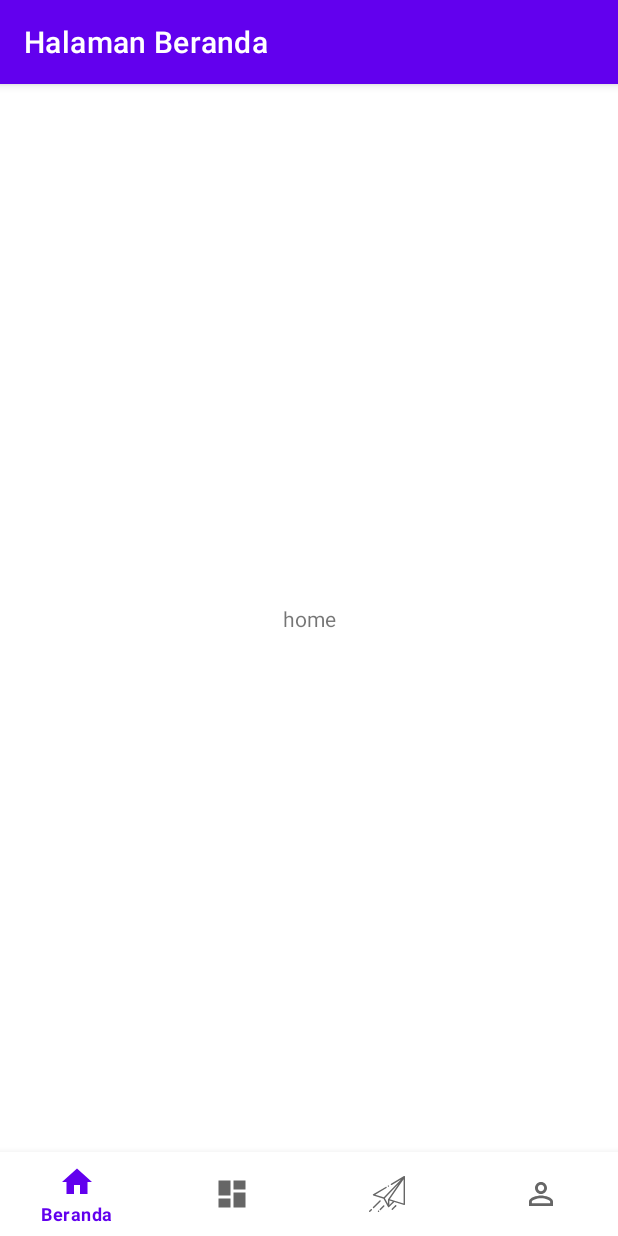
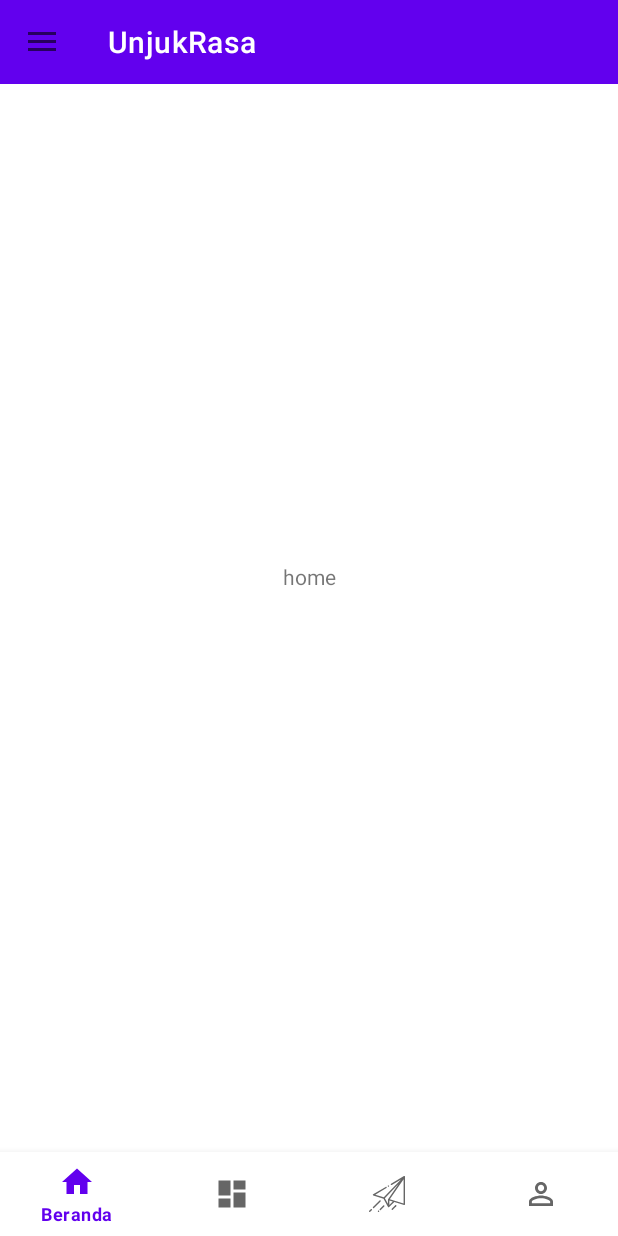
Before and after one commit to eldon922/UnjukRasa, an Android app: the screen it shows after launch (MainActivity), on a phone screen of 412 x 824 dp. Run offline under Robolectric (Android 15) with nearby library versions, the phone set to English and light mode, and no system bars; our stand-ins replace navigation-ui.

Commit message:
navigation drawer

```diff
--- a/app/build.gradle
+++ b/app/build.gradle
@@ -45,8 +45,8 @@ dependencies {
     implementation 'com.google.android.material:material:1.3.0'
     implementation 'androidx.constraintlayout:constraintlayout:2.0.4'
 
-    implementation 'androidx.navigation:navigation-fragment-ktx:2.3.3'
-    implementation 'androidx.navigation:navigation-ui-ktx:2.3.3'
+    implementation 'androidx.navigation:navigation-fragment-ktx:2.3.4'
+    implementation 'androidx.navigation:navigation-ui-ktx:2.3.4'
 
     implementation 'com.squareup.retrofit2:retrofit:2.9.0'
     implementation 'com.squareup.retrofit2:converter-gson:2.9.0'
@@ -62,9 +62,11 @@ dependencies {
 
     implementation 'androidx.hilt:hilt-lifecycle-viewmodel:1.0.0-alpha03'
     // When using Kotlin.
-    kapt 'androidx.hilt:hilt-compiler:1.0.0-alpha03'
+    kapt 'androidx.hilt:hilt-compiler:1.0.0-beta01'
 
     implementation "com.squareup.retrofit2:converter-moshi:2.4.0"
+
+    implementation 'com.google.android.material:material:1.3.0'
 
     testImplementation 'junit:junit:4.13.2'
     androidTestImplementation 'androidx.test.ext:junit:1.1.2'
--- a/app/src/main/java/com/chriseldon/unjukrasa/MainActivity.kt
+++ b/app/src/main/java/com/chriseldon/unjukrasa/MainActivity.kt
@@ -2,6 +2,9 @@ package com.chriseldon.unjukrasa
 
 import androidx.appcompat.app.AppCompatActivity
 import android.os.Bundle
+import android.view.MenuItem
+import androidx.appcompat.app.ActionBarDrawerToggle
+import androidx.core.view.GravityCompat
 import androidx.navigation.ui.AppBarConfiguration
 import androidx.navigation.ui.setupActionBarWithNavController
 import com.chriseldon.unjukrasa.databinding.ActivityMainBinding
@@ -17,9 +20,21 @@ class MainActivity : AppCompatActivity() {
         binding = ActivityMainBinding.inflate(layoutInflater)
         setContentView(binding.root)
 
+        setupToolbar()
+
         if (savedInstanceState == null) {
             setupNavigation()
         }
+    }
+
+    private fun setupToolbar() {
+        setSupportActionBar(binding.toolbar)
+
+        val drawerToggle = ActionBarDrawerToggle(this, binding.drawer, R.string.open, R.string.close)
+        binding.drawer.addDrawerListener(drawerToggle)
+        drawerToggle.syncState()
+
+        supportActionBar?.setDisplayHomeAsUpEnabled(true)
     }
 
     override fun onRestoreInstanceState(savedInstanceState: Bundle) {
@@ -48,16 +63,30 @@ class MainActivity : AppCompatActivity() {
         )
 
         // Setup the bottom navigation view with a list of navigation graphs
-        val controller = binding.bottomNavigation.setupWithNavController(
+        binding.bottomNavigation.setupWithNavController(
             navGraphIds = navGraphIds,
             fragmentManager = supportFragmentManager,
             containerId = R.id.nav_host_container,
             intent = intent
         )
+    }
 
-        // Whenever the selected controller changes, setup the action bar.
-        controller.observe(this, { navController ->
-            setupActionBarWithNavController(navController)
-        })
+    override fun onOptionsItemSelected(item: MenuItem): Boolean {
+        return when (item.itemId) {
+            android.R.id.home -> {
+                binding.drawer.openDrawer(GravityCompat.START)
+                true
+            }
+            else -> super.onOptionsItemSelected(item)
+        }
     }
+
+    override fun onBackPressed() {
+        if (binding.drawer.isDrawerOpen(GravityCompat.START)) {
+            binding.drawer.closeDrawer(GravityCompat.START)
+        } else {
+            super.onBackPressed()
+        }
+    }
+
 }
--- a/app/src/main/res/layout/activity_main.xml
+++ b/app/src/main/res/layout/activity_main.xml
@@ -1,10 +1,28 @@
 <?xml version="1.0" encoding="utf-8"?>
-<androidx.constraintlayout.widget.ConstraintLayout xmlns:android="http://schemas.android.com/apk/res/android"
+<androidx.drawerlayout.widget.DrawerLayout xmlns:android="http://schemas.android.com/apk/res/android"
     xmlns:app="http://schemas.android.com/apk/res-auto"
     xmlns:tools="http://schemas.android.com/tools"
+    android:id="@+id/drawer"
     android:layout_width="match_parent"
     android:layout_height="match_parent"
     tools:context=".MainActivity">
+
+    <androidx.constraintlayout.widget.ConstraintLayout
+        android:layout_width="match_parent"
+        android:layout_height="match_parent">
+
+        <androidx.appcompat.widget.Toolbar
+            android:id="@+id/toolbar"
+            android:layout_width="match_parent"
+            android:layout_height="wrap_content"
+            android:background="?attr/colorPrimary"
+            android:minHeight="?attr/actionBarSize"
+            app:layout_constraintEnd_toEndOf="parent"
+            app:layout_constraintStart_toStartOf="parent"
+            app:layout_constraintTop_toTopOf="parent"
+            app:titleTextColor="@android:color/white">
+
+        </androidx.appcompat.widget.Toolbar>
 
         <androidx.fragment.app.FragmentContainerView
             android:id="@+id/nav_host_container"
@@ -20,7 +38,16 @@
             android:layout_width="match_parent"
             android:layout_height="56dp"
             android:layout_gravity="start"
-        app:menu="@menu/bottom_navigation_items"
-        app:layout_constraintBottom_toBottomOf="parent" />
+            app:layout_constraintBottom_toBottomOf="parent"
+            app:menu="@menu/bottom_navigation_items" />
 
     </androidx.constraintlayout.widget.ConstraintLayout>
+
+    <com.google.android.material.navigation.NavigationView
+        android:id="@+id/navigation_view"
+        android:layout_width="wrap_content"
+        android:layout_height="match_parent"
+        android:layout_gravity="start"
+        android:clipToPadding="false"
+        app:menu="@menu/navigation_drawer_items" />
+</androidx.drawerlayout.widget.DrawerLayout>
--- /dev/null
+++ b/app/src/main/res/menu/navigation_drawer_items.xml
@@ -0,0 +1,15 @@
+<?xml version="1.0" encoding="utf-8"?>
+<menu xmlns:android="http://schemas.android.com/apk/res/android">
+    <item android:id="@+id/action_home_page"
+        android:title="@string/beranda"
+        android:icon="@drawable/ic_home_white_24dp" />
+    <item android:id="@+id/action_topic_page"
+        android:title="@string/topik"
+        android:icon="@drawable/ic_dashboard_white_24dp" />
+    <item android:id="@+id/action_message_page"
+        android:title="@string/pesan"
+        android:icon="@drawable/ic_paper_plane" />
+    <item android:id="@+id/action_profile_page"
+        android:title="@string/profil"
+        android:icon="@drawable/ic_perm_identity_white_24dp" />
+</menu>
--- a/app/src/main/res/values-night/themes.xml
+++ b/app/src/main/res/values-night/themes.xml
@@ -1,6 +1,6 @@
 <resources xmlns:tools="http://schemas.android.com/tools">
     <!-- Base application theme. -->
-    <style name="Theme.UnjukRasa" parent="Theme.MaterialComponents.DayNight.DarkActionBar">
+    <style name="Theme.UnjukRasa" parent="Theme.MaterialComponents.DayNight.NoActionBar">
         <!-- Primary brand color. -->
         <item name="colorPrimary">@color/purple_200</item>
         <item name="colorPrimaryVariant">@color/purple_700</item>
--- a/app/src/main/res/values/strings.xml
+++ b/app/src/main/res/values/strings.xml
@@ -4,4 +4,6 @@
     <string name="topik">Topik</string>
     <string name="pesan">Pesan</string>
     <string name="profil">Profil</string>
+    <string name="open">Buka</string>
+    <string name="close">Tutup</string>
 </resources>
--- a/app/src/main/res/values/themes.xml
+++ b/app/src/main/res/values/themes.xml
@@ -1,6 +1,6 @@
 <resources xmlns:tools="http://schemas.android.com/tools">
     <!-- Base application theme. -->
-    <style name="Theme.UnjukRasa" parent="Theme.MaterialComponents.DayNight.DarkActionBar">
+    <style name="Theme.UnjukRasa" parent="Theme.MaterialComponents.DayNight.NoActionBar">
         <!-- Primary brand color. -->
         <item name="colorPrimary">@color/purple_500</item>
         <item name="colorPrimaryVariant">@color/purple_700</item>
```
Lines whose indentation alone changed are shown as unchanged.
